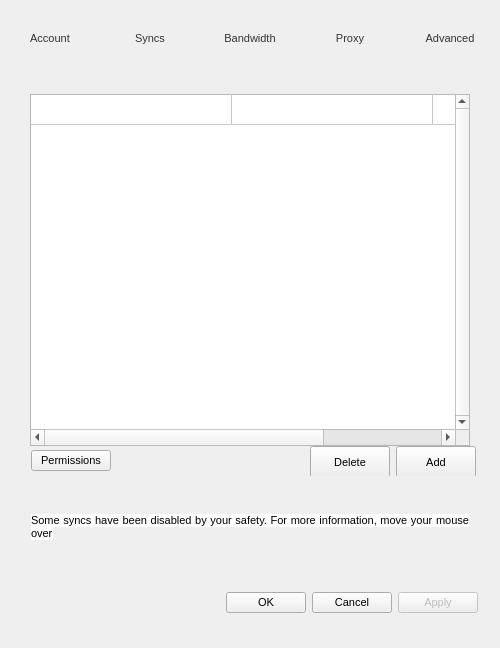
Above: src/MEGASync/gui/macx/SettingsDialog.ui from meganz/MEGAsync before the change. Below: the same form after it.
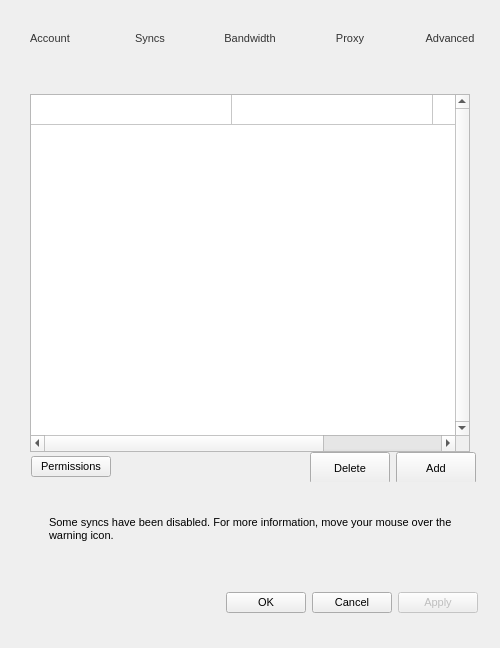
That is the form after the change. Icons and pictures are not drawn. Custom widgets are drawn as their Qt base class.

Commit message: Change layout for warning icon and error message at syncs tab

```diff
--- a/src/MEGASync/gui/macx/SettingsDialog.ui
+++ b/src/MEGASync/gui/macx/SettingsDialog.ui
@@ -1713,7 +1713,7 @@
            <number>0</number>
           </property>
           <property name="bottomMargin">
-           <number>6</number>
+           <number>0</number>
           </property>
           <item>
            <widget class="QWidget" name="widget_9" native="true">
@@ -2160,20 +2160,96 @@
                <widget class="QWidget" name="pSyncsDisabled">
                 <layout class="QHBoxLayout" name="horizontalLayout_34">
                  <property name="spacing">
-                  <number>1</number>
+                  <number>3</number>
                  </property>
                  <property name="leftMargin">
-                  <number>7</number>
+                  <number>6</number>
                  </property>
                  <property name="topMargin">
                   <number>0</number>
                  </property>
                  <property name="rightMargin">
-                  <number>7</number>
+                  <number>6</number>
                  </property>
                  <property name="bottomMargin">
                   <number>0</number>
                  </property>
+                 <item>
+                  <widget class="QWidget" name="wWarningIco" native="true">
+                   <property name="minimumSize">
+                    <size>
+                     <width>16</width>
+                     <height>0</height>
+                    </size>
+                   </property>
+                   <property name="maximumSize">
+                    <size>
+                     <width>16</width>
+                     <height>16777215</height>
+                    </size>
+                   </property>
+                   <layout class="QVBoxLayout" name="verticalLayout_12">
+                    <property name="spacing">
+                     <number>0</number>
+                    </property>
+                    <property name="leftMargin">
+                     <number>0</number>
+                    </property>
+                    <property name="topMargin">
+                     <number>0</number>
+                    </property>
+                    <property name="rightMargin">
+                     <number>0</number>
+                    </property>
+                    <property name="bottomMargin">
+                     <number>0</number>
+                    </property>
+                    <item>
+                     <widget class="QToolButton" name="bWarningIco">
+                      <property name="minimumSize">
+                       <size>
+                        <width>16</width>
+                        <height>16</height>
+                       </size>
+                      </property>
+                      <property name="maximumSize">
+                       <size>
+                        <width>16</width>
+                        <height>16</height>
+                       </size>
+                      </property>
+                      <property name="styleSheet">
+                       <string notr="true">#bWarningIco
+{
+border: none;
+}</string>
+                      </property>
+                      <property name="text">
+                       <string/>
+                      </property>
+                      <property name="icon">
+                       <iconset>
+                        <normalon>:/images/ic_sync_warning.png</normalon>
+                       </iconset>
+                      </property>
+                     </widget>
+                    </item>
+                    <item>
+                     <spacer name="verticalSpacer_6">
+                      <property name="orientation">
+                       <enum>Qt::Vertical</enum>
+                      </property>
+                      <property name="sizeHint" stdset="0">
+                       <size>
+                        <width>13</width>
+                        <height>16</height>
+                       </size>
+                      </property>
+                     </spacer>
+                    </item>
+                   </layout>
+                  </widget>
+                 </item>
                  <item>
                   <widget class="QLabel" name="lDisabledSyncs">
                    <property name="sizePolicy">
@@ -2186,11 +2262,10 @@
                     <string notr="true"/>
                    </property>
                    <property name="text">
-                    <string>&lt;p align=&quot;justify&quot;&gt;&lt;span style=&quot;background-color: white; vertical-align: middle;&quot;&gt;Some syncs have been disabled by your safety. For more information, move your mouse over&lt;/span&gt;&lt;span&gt;&lt;img src=&quot;:/images/ic_sync_warning.png&quot;  style=&quot;vertical-align:middle;&quot;/&gt;&lt;/span&gt;&lt;/p&gt;
-</string>
+                    <string>Some syncs have been disabled. For more information, move your mouse over the warning icon.</string>
                    </property>
                    <property name="alignment">
-                    <set>Qt::AlignCenter</set>
+                    <set>Qt::AlignLeading|Qt::AlignLeft|Qt::AlignTop</set>
                    </property>
                    <property name="wordWrap">
                     <bool>true</bool>
```
The commit also changes 2 other files.
